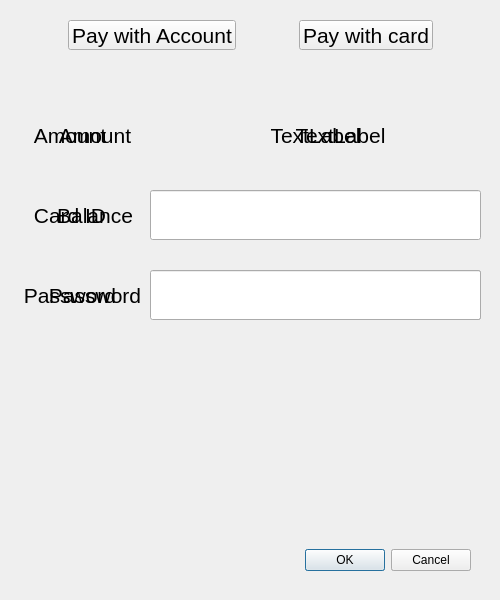
Qt form temp/untitled/mainwindow.ui (ZeroWeight/virtual-12306) before a commit.
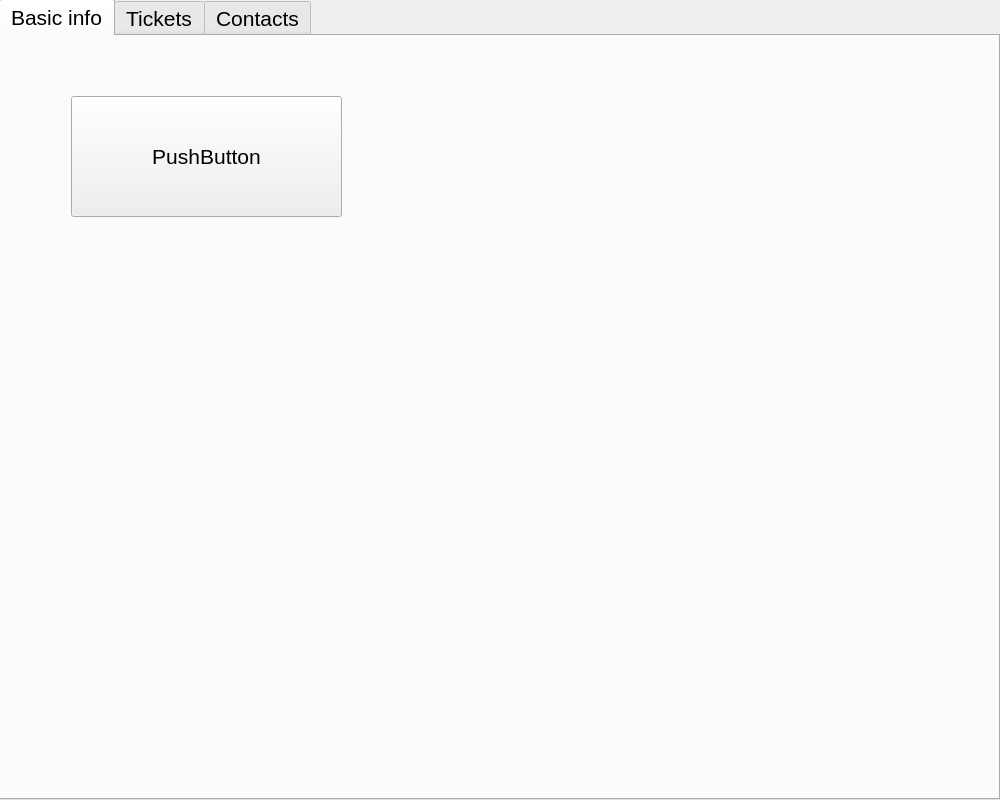
The same form after that commit. The open tabs and pages were chosen to show the change.

```diff
--- a/temp/untitled/mainwindow.ui
+++ b/temp/untitled/mainwindow.ui
@@ -6,463 +6,72 @@
    <rect>
     <x>0</x>
     <y>0</y>
-    <width>500</width>
-    <height>600</height>
+    <width>1000</width>
+    <height>800</height>
    </rect>
   </property>
   <property name="windowTitle">
    <string>MainWindow</string>
   </property>
   <widget class="QWidget" name="centralWidget">
-   <widget class="QWidget" name="widget" native="true">
-    <property name="enabled">
-     <bool>true</bool>
-    </property>
+   <widget class="QTabWidget" name="tabWidget">
     <property name="geometry">
      <rect>
-      <x>0</x>
-      <y>90</y>
-      <width>501</width>
-      <height>511</height>
+      <x>-1</x>
+      <y>-1</y>
+      <width>1001</width>
+      <height>801</height>
      </rect>
     </property>
-    <widget class="QWidget" name="formLayoutWidget">
-     <property name="geometry">
-      <rect>
-       <x>0</x>
-       <y>0</y>
-       <width>501</width>
-       <height>431</height>
-      </rect>
-     </property>
-     <layout class="QFormLayout" name="formLayout">
-      <property name="horizontalSpacing">
-       <number>30</number>
+    <property name="font">
+     <font>
+      <pointsize>16</pointsize>
+     </font>
+    </property>
+    <property name="currentIndex">
+     <number>1</number>
+    </property>
+    <widget class="QWidget" name="tab">
+     <attribute name="title">
+      <string>Basic info</string>
+     </attribute>
+     <widget class="QPushButton" name="pushButton">
+      <property name="geometry">
+       <rect>
+        <x>70</x>
+        <y>60</y>
+        <width>271</width>
+        <height>121</height>
+       </rect>
       </property>
-      <property name="verticalSpacing">
-       <number>30</number>
+      <property name="text">
+       <string>PushButton</string>
       </property>
-      <property name="leftMargin">
-       <number>20</number>
-      </property>
-      <property name="topMargin">
-       <number>20</number>
-      </property>
-      <property name="rightMargin">
-       <number>20</number>
-      </property>
-      <property name="bottomMargin">
-       <number>20</number>
-      </property>
-      <item row="0" column="0">
-       <widget class="QLabel" name="label">
-        <property name="minimumSize">
-         <size>
-          <width>150</width>
-          <height>50</height>
-         </size>
-        </property>
-        <property name="font">
-         <font>
-          <pointsize>16</pointsize>
-          <weight>50</weight>
-          <bold>false</bold>
-         </font>
-        </property>
-        <property name="text">
-         <string>Amount</string>
-        </property>
-        <property name="alignment">
-         <set>Qt::AlignCenter</set>
-        </property>
-       </widget>
-      </item>
-      <item row="0" column="1">
-       <widget class="QLabel" name="label_2">
-        <property name="sizePolicy">
-         <sizepolicy hsizetype="Preferred" vsizetype="Preferred">
-          <horstretch>0</horstretch>
-          <verstretch>0</verstretch>
-         </sizepolicy>
-        </property>
-        <property name="minimumSize">
-         <size>
-          <width>50</width>
-          <height>50</height>
-         </size>
-        </property>
-        <property name="font">
-         <font>
-          <pointsize>16</pointsize>
-         </font>
-        </property>
-        <property name="text">
-         <string>TextLabel</string>
-        </property>
-        <property name="alignment">
-         <set>Qt::AlignCenter</set>
-        </property>
-       </widget>
-      </item>
-      <item row="1" column="0">
-       <widget class="QLabel" name="label_3">
-        <property name="minimumSize">
-         <size>
-          <width>150</width>
-          <height>50</height>
-         </size>
-        </property>
-        <property name="font">
-         <font>
-          <pointsize>16</pointsize>
-          <weight>50</weight>
-          <bold>false</bold>
-         </font>
-        </property>
-        <property name="text">
-         <string>Balance</string>
-        </property>
-        <property name="alignment">
-         <set>Qt::AlignCenter</set>
-        </property>
-       </widget>
-      </item>
-      <item row="1" column="1">
-       <widget class="QLabel" name="label_4">
-        <property name="sizePolicy">
-         <sizepolicy hsizetype="Preferred" vsizetype="Preferred">
-          <horstretch>0</horstretch>
-          <verstretch>0</verstretch>
-         </sizepolicy>
-        </property>
-        <property name="minimumSize">
-         <size>
-          <width>50</width>
-          <height>50</height>
-         </size>
-        </property>
-        <property name="font">
-         <font>
-          <pointsize>16</pointsize>
-         </font>
-        </property>
-        <property name="text">
-         <string>TextLabel</string>
-        </property>
-        <property name="alignment">
-         <set>Qt::AlignCenter</set>
-        </property>
-       </widget>
-      </item>
-      <item row="2" column="0">
-       <widget class="QLabel" name="label_5">
-        <property name="minimumSize">
-         <size>
-          <width>150</width>
-          <height>50</height>
-         </size>
-        </property>
-        <property name="font">
-         <font>
-          <pointsize>16</pointsize>
-          <weight>50</weight>
-          <bold>false</bold>
-         </font>
-        </property>
-        <property name="text">
-         <string>Password</string>
-        </property>
-        <property name="alignment">
-         <set>Qt::AlignCenter</set>
-        </property>
-       </widget>
-      </item>
-      <item row="2" column="1">
-       <widget class="QLineEdit" name="lineEdit">
-        <property name="minimumSize">
-         <size>
-          <width>0</width>
-          <height>50</height>
-         </size>
-        </property>
-        <property name="echoMode">
-         <enum>QLineEdit::Password</enum>
-        </property>
-       </widget>
-      </item>
-     </layout>
+     </widget>
     </widget>
-    <widget class="QDialogButtonBox" name="buttonBox_2">
-     <property name="geometry">
-      <rect>
-       <x>280</x>
-       <y>440</y>
-       <width>191</width>
-       <height>61</height>
-      </rect>
-     </property>
-     <property name="standardButtons">
-      <set>QDialogButtonBox::Cancel|QDialogButtonBox::Ok</set>
-     </property>
-    </widget>
-    <zorder>formLayoutWidget</zorder>
-    <zorder>buttonBox_2</zorder>
-    <zorder>widget_2</zorder>
-    <zorder>widget_2</zorder>
-   </widget>
-   <widget class="QWidget" name="widget_2" native="true">
-    <property name="geometry">
-     <rect>
-      <x>0</x>
-      <y>90</y>
-      <width>501</width>
-      <height>511</height>
-     </rect>
-    </property>
-    <widget class="QDialogButtonBox" name="buttonBox">
-     <property name="geometry">
-      <rect>
-       <x>270</x>
-       <y>450</y>
-       <width>201</width>
-       <height>41</height>
-      </rect>
-     </property>
-     <property name="standardButtons">
-      <set>QDialogButtonBox::Cancel|QDialogButtonBox::Ok</set>
-     </property>
-    </widget>
-    <widget class="QWidget" name="formLayoutWidget_2">
-     <property name="geometry">
-      <rect>
-       <x>0</x>
-       <y>0</y>
-       <width>501</width>
-       <height>431</height>
-      </rect>
-     </property>
-     <layout class="QFormLayout" name="formLayout_2">
-      <property name="horizontalSpacing">
-       <number>30</number>
+    <widget class="QWidget" name="tab_3">
+     <attribute name="title">
+      <string>Tickets</string>
+     </attribute>
+     <widget class="QDialogButtonBox" name="buttonBox">
+      <property name="geometry">
+       <rect>
+        <x>150</x>
+        <y>150</y>
+        <width>211</width>
+        <height>51</height>
+       </rect>
       </property>
-      <property name="verticalSpacing">
-       <number>30</number>
+      <property name="standardButtons">
+       <set>QDialogButtonBox::Cancel|QDialogButtonBox::Ok</set>
       </property>
-      <property name="leftMargin">
-       <number>20</number>
-      </property>
-      <property name="topMargin">
-       <number>20</number>
-      </property>
-      <property name="rightMargin">
-       <number>20</number>
-      </property>
-      <property name="bottomMargin">
-       <number>20</number>
-      </property>
-      <item row="1" column="0">
-       <widget class="QLabel" name="label_6">
-        <property name="minimumSize">
-         <size>
-          <width>100</width>
-          <height>50</height>
-         </size>
-        </property>
-        <property name="font">
-         <font>
-          <pointsize>16</pointsize>
-         </font>
-        </property>
-        <property name="text">
-         <string>Card ID</string>
-        </property>
-        <property name="alignment">
-         <set>Qt::AlignCenter</set>
-        </property>
-       </widget>
-      </item>
-      <item row="2" column="0">
-       <widget class="QLabel" name="label_7">
-        <property name="minimumSize">
-         <size>
-          <width>100</width>
-          <height>50</height>
-         </size>
-        </property>
-        <property name="font">
-         <font>
-          <pointsize>16</pointsize>
-         </font>
-        </property>
-        <property name="text">
-         <string>Password</string>
-        </property>
-        <property name="alignment">
-         <set>Qt::AlignCenter</set>
-        </property>
-       </widget>
-      </item>
-      <item row="0" column="0">
-       <widget class="QLabel" name="label_8">
-        <property name="minimumSize">
-         <size>
-          <width>100</width>
-          <height>50</height>
-         </size>
-        </property>
-        <property name="font">
-         <font>
-          <pointsize>16</pointsize>
-         </font>
-        </property>
-        <property name="text">
-         <string>Amount</string>
-        </property>
-        <property name="alignment">
-         <set>Qt::AlignCenter</set>
-        </property>
-       </widget>
-      </item>
-      <item row="0" column="1">
-       <widget class="QLabel" name="label_9">
-        <property name="font">
-         <font>
-          <pointsize>16</pointsize>
-         </font>
-        </property>
-        <property name="text">
-         <string>TextLabel</string>
-        </property>
-        <property name="alignment">
-         <set>Qt::AlignCenter</set>
-        </property>
-       </widget>
-      </item>
-      <item row="1" column="1">
-       <widget class="QLineEdit" name="lineEdit_2">
-        <property name="minimumSize">
-         <size>
-          <width>0</width>
-          <height>50</height>
-         </size>
-        </property>
-        <property name="font">
-         <font>
-          <pointsize>16</pointsize>
-         </font>
-        </property>
-       </widget>
-      </item>
-      <item row="2" column="1">
-       <widget class="QLineEdit" name="lineEdit_3">
-        <property name="minimumSize">
-         <size>
-          <width>0</width>
-          <height>50</height>
-         </size>
-        </property>
-        <property name="font">
-         <font>
-          <pointsize>16</pointsize>
-         </font>
-        </property>
-        <property name="echoMode">
-         <enum>QLineEdit::Password</enum>
-        </property>
-       </widget>
-      </item>
-     </layout>
+     </widget>
     </widget>
-   </widget>
-   <widget class="QWidget" name="">
-    <property name="geometry">
-     <rect>
-      <x>0</x>
-      <y>0</y>
-      <width>501</width>
-      <height>61</height>
-     </rect>
-    </property>
-    <layout class="QHBoxLayout" name="horizontalLayout">
-     <property name="topMargin">
-      <number>20</number>
-     </property>
-     <item>
-      <spacer name="horizontalSpacer">
-       <property name="orientation">
-        <enum>Qt::Horizontal</enum>
-       </property>
-       <property name="sizeHint" stdset="0">
-        <size>
-         <width>40</width>
-         <height>20</height>
-        </size>
-       </property>
-      </spacer>
-     </item>
-     <item>
-      <widget class="QPushButton" name="pushButton">
-       <property name="sizePolicy">
-        <sizepolicy hsizetype="Minimum" vsizetype="Minimum">
-         <horstretch>0</horstretch>
-         <verstretch>0</verstretch>
-        </sizepolicy>
-       </property>
-       <property name="font">
-        <font>
-         <pointsize>16</pointsize>
-        </font>
-       </property>
-       <property name="text">
-        <string>Pay with Account</string>
-       </property>
-      </widget>
-     </item>
-     <item>
-      <spacer name="horizontalSpacer_2">
-       <property name="orientation">
-        <enum>Qt::Horizontal</enum>
-       </property>
-       <property name="sizeHint" stdset="0">
-        <size>
-         <width>40</width>
-         <height>20</height>
-        </size>
-       </property>
-      </spacer>
-     </item>
-     <item>
-      <widget class="QPushButton" name="pushButton_2">
-       <property name="sizePolicy">
-        <sizepolicy hsizetype="Minimum" vsizetype="Minimum">
-         <horstretch>0</horstretch>
-         <verstretch>0</verstretch>
-        </sizepolicy>
-       </property>
-       <property name="font">
-        <font>
-         <pointsize>16</pointsize>
-        </font>
-       </property>
-       <property name="text">
-        <string>Pay with card</string>
-       </property>
-      </widget>
-     </item>
-     <item>
-      <spacer name="horizontalSpacer_3">
-       <property name="orientation">
-        <enum>Qt::Horizontal</enum>
-       </property>
-       <property name="sizeHint" stdset="0">
-        <size>
-         <width>40</width>
-         <height>20</height>
-        </size>
-       </property>
-      </spacer>
-     </item>
-    </layout>
+    <widget class="QWidget" name="tab_2">
+     <attribute name="title">
+      <string>Contacts</string>
+     </attribute>
+    </widget>
    </widget>
   </widget>
  </widget>
```
Left out of the diff: 67 changed lines with no effect on the pictures.
